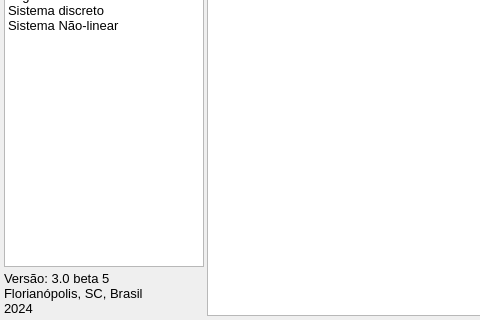
First picture: the form in HelpWindow.ui, repository miguelmoreto/labcontrole, before the edit; both pictures show x 0 to 480 and y 130 to 450 of the 700 by 450 pixel window.
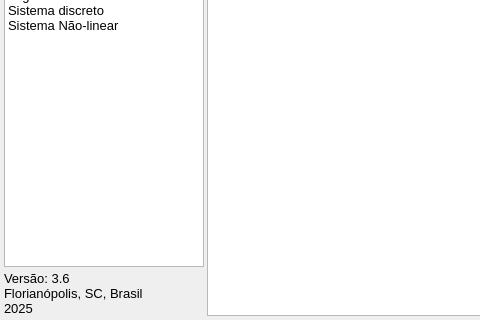
Second picture: the form after the edit. Icons and pictures are not drawn.

What changed in the file:
```diff
--- a/HelpWindow.ui
+++ b/HelpWindow.ui
@@ -140,9 +140,9 @@
      <item>
       <widget class="QLabel" name="label_2">
        <property name="text">
-        <string>Versão: 3.0 beta 5
+        <string>Versão: 3.6
 Florianópolis, SC, Brasil
-2024</string>
+2025</string>
        </property>
       </widget>
      </item>
```
Left out of the diff: 8 changed lines with no effect on the pictures.
